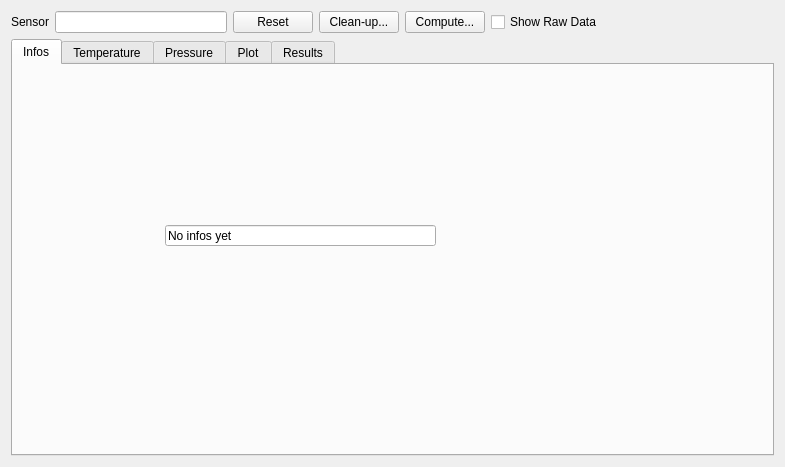
SandraClodion/projet_molonaviz, file molonaviz/widgetpoint.ui: the form before one commit.
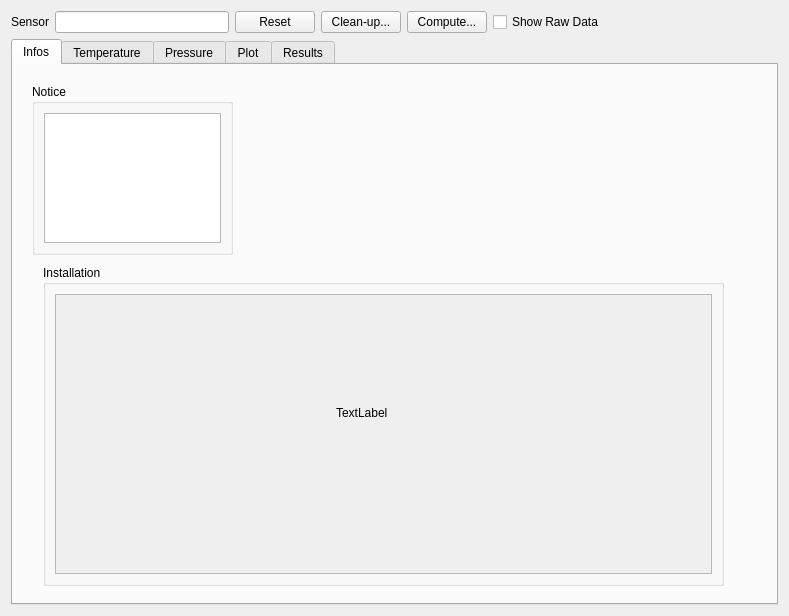
The form after the commit.

Commit message: Modifs pas finies

The edit to the form file:
```diff
--- a/molonaviz/widgetpoint.ui
+++ b/molonaviz/widgetpoint.ui
@@ -6,14 +6,14 @@
    <rect>
     <x>0</x>
     <y>0</y>
-    <width>785</width>
-    <height>467</height>
+    <width>789</width>
+    <height>616</height>
    </rect>
   </property>
   <property name="windowTitle">
    <string>Form</string>
   </property>
-  <layout class="QVBoxLayout" name="verticalLayout">
+  <layout class="QVBoxLayout" name="verticalLayout_3">
    <item>
     <layout class="QHBoxLayout" name="horizontalLayout">
      <item>
@@ -82,21 +82,68 @@
       <attribute name="title">
        <string>Infos</string>
       </attribute>
-      <widget class="QLineEdit" name="lineEdit">
+      <widget class="QGroupBox" name="groupBox">
        <property name="geometry">
         <rect>
-         <x>152</x>
-         <y>160</y>
-         <width>271</width>
-         <height>21</height>
+         <x>30</x>
+         <y>200</y>
+         <width>681</width>
+         <height>321</height>
         </rect>
        </property>
-       <property name="text">
-        <string>No infos yet</string>
+       <property name="title">
+        <string>Installation</string>
        </property>
-       <property name="readOnly">
-        <bool>true</bool>
+       <layout class="QVBoxLayout" name="verticalLayout_2">
+        <item>
+         <widget class="QScrollArea" name="scrollArea">
+          <property name="widgetResizable">
+           <bool>true</bool>
+          </property>
+          <widget class="QWidget" name="scrollAreaWidgetContents">
+           <property name="geometry">
+            <rect>
+             <x>0</x>
+             <y>0</y>
+             <width>649</width>
+             <height>270</height>
+            </rect>
+           </property>
+           <widget class="QLabel" name="labelSchema">
+            <property name="geometry">
+             <rect>
+              <x>280</x>
+              <y>110</y>
+              <width>60</width>
+              <height>16</height>
+             </rect>
+            </property>
+            <property name="text">
+             <string>TextLabel</string>
+            </property>
+           </widget>
+          </widget>
+         </widget>
+        </item>
+       </layout>
+      </widget>
+      <widget class="QGroupBox" name="groupBox_2">
+       <property name="geometry">
+        <rect>
+         <x>19</x>
+         <y>19</y>
+         <width>201</width>
+         <height>171</height>
+        </rect>
        </property>
+       <property name="title">
+        <string>Notice</string>
+       </property>
+       <layout class="QVBoxLayout" name="verticalLayout">
+        <item>
+         <widget class="QPlainTextEdit" name="plainTextEditNotice"/>
+        </item>
+       </layout>
       </widget>
      </widget>
      <widget class="QWidget" name="tabTemperature">
```
The commit also changes 1 other file.
